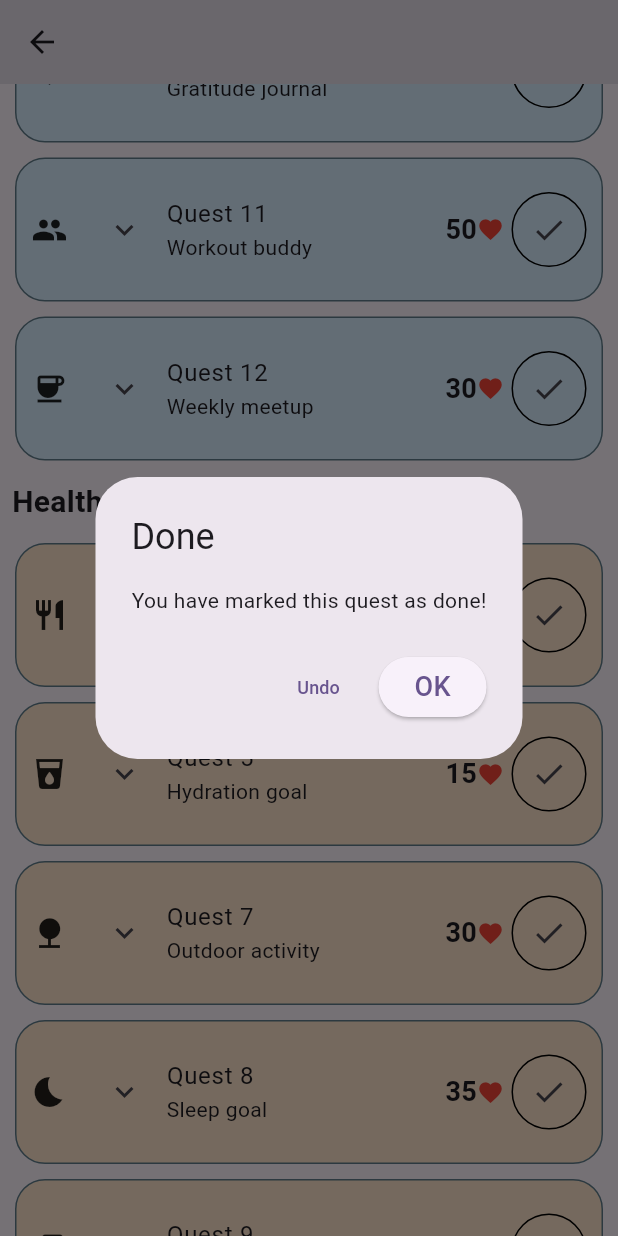
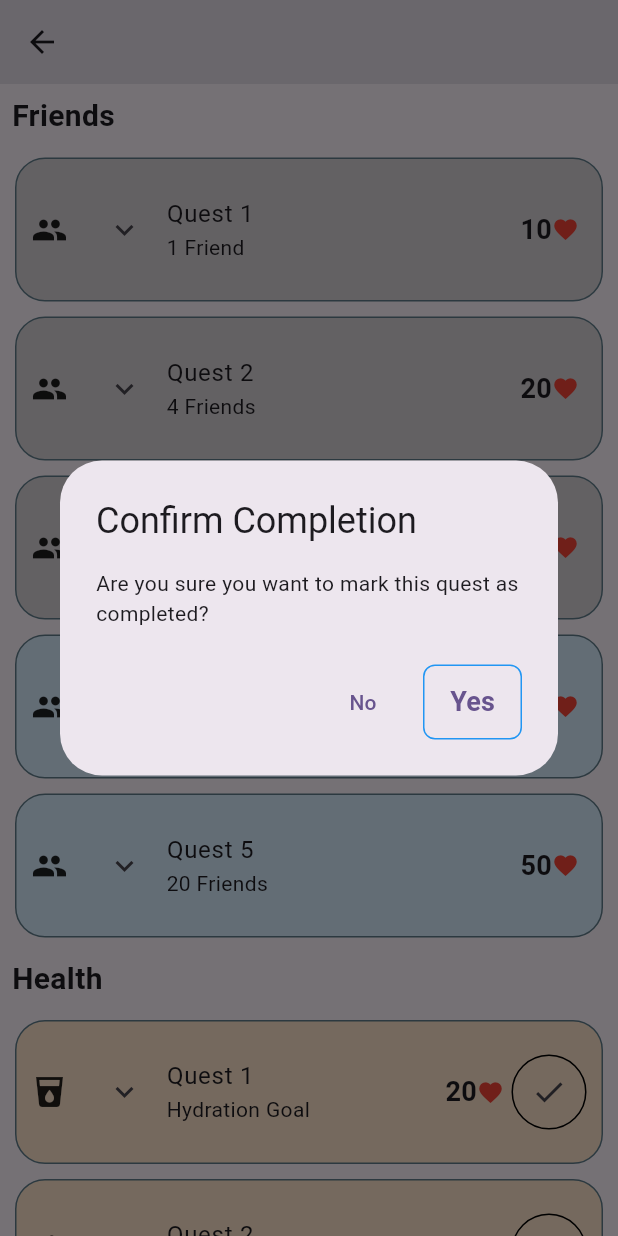
Before and after one commit to pedrotemtem/lifepulse, a Flutter app: the Quests screen opened directly, scrolled down 576 dp, after a tap on the "done" icon, on a phone screen of 412 x 824 dp. Run offline on Flutter 3.47's test engine with Material 3 defaults, Android fonts, the phone set to English and light mode, and no system bars.

Commit message:
Added automatic detection of completion

```diff
--- a/lib/states/quests.dart
+++ b/lib/states/quests.dart
@@ -6,8 +6,7 @@
   @override
   Widget build(BuildContext context) {
     return Scaffold(
-      appBar: AppBar(
-      ),
+      appBar: AppBar(),
       body: const ExpansionTileExample(),
     );
   }
@@ -22,19 +21,25 @@
 
 class _ExpansionTileExampleState extends State<ExpansionTileExample> {
   final List<Map<String, dynamic>> _quests = [
-    {'title': 'Quest 1', 'subtitle': '1-week streak', 'description': 'Complete the 30 minute timer 7 days in a row!', 'icon': Icons.timer, 'group': 'Streak', 'hearts': 30},
-    {'title': 'Quest 2', 'subtitle': '2-week streak', 'description': 'Complete 10 exercises in two weeks!', 'icon': Icons.fitness_center, 'group': 'Streak', 'hearts': 40},
-    {'title': 'Quest 3', 'subtitle': 'Daily meditation', 'description': 'Meditate for 10 minutes each day for a week.', 'icon': Icons.self_improvement, 'group': 'Friends', 'hearts': 20},
-    {'title': 'Quest 4', 'subtitle': 'Healthy diet', 'description': 'Eat at least 5 servings of vegetables daily for a week.', 'icon': Icons.restaurant, 'group': 'Health', 'hearts': 25},
-    {'title': 'Quest 5', 'subtitle': 'Hydration goal', 'description': 'Drink 8 glasses of water every day for a week.', 'icon': Icons.local_drink, 'group': 'Health', 'hearts': 15},
-    {'title': 'Quest 6', 'subtitle': 'Reading challenge', 'description': 'Read for at least 20 minutes each day for a week.', 'icon': Icons.book, 'group': 'Friends', 'hearts': 20},
-    {'title': 'Quest 7', 'subtitle': 'Outdoor activity', 'description': 'Spend 30 minutes outside every day for a week.', 'icon': Icons.nature, 'group': 'Health', 'hearts': 30},
-    {'title': 'Quest 8', 'subtitle': 'Sleep goal', 'description': 'Get at least 7 hours of sleep every night for a week.', 'icon': Icons.bedtime, 'group': 'Health', 'hearts': 35},
-    {'title': 'Quest 9', 'subtitle': 'Digital detox', 'description': 'Limit screen time to 2 hours daily for a week.', 'icon': Icons.phonelink_erase, 'group': 'Health', 'hearts': 25},
-    {'title': 'Quest 10', 'subtitle': 'Gratitude journal', 'description': 'Write down three things you are grateful for each day for a week.', 'icon': Icons.favorite, 'group': 'Friends', 'hearts': 20},
-    {'title': 'Quest 11', 'subtitle': 'Workout buddy', 'description': 'Exercise with a friend three times a week for a month.', 'icon': Icons.group, 'group': 'Friends', 'hearts': 50},
-    {'title': 'Quest 12', 'subtitle': 'Weekly meetup', 'description': 'Catch up with a friend over coffee once a week for a month.', 'icon': Icons.coffee, 'group': 'Friends', 'hearts': 30},
-    {'title': 'Quest 13', 'subtitle': 'Mindfulness practice', 'description': 'Practice mindfulness meditation for 15 minutes daily for two weeks.', 'icon': Icons.spa, 'group': 'Health', 'hearts': 40},
+    // Streak group - increasing streak goals
+    {'title': 'Quest 1', 'subtitle': '1-week streak', 'description': 'Complete the 30-minute timer 7 days in a row!', 'icon': Icons.timer, 'group': 'Streak', 'hearts': 30},
+    {'title': 'Quest 2', 'subtitle': '2-week streak', 'description': 'Complete 10 exercises in two weeks!', 'icon': Icons.timer, 'group': 'Streak', 'hearts': 40},
+    {'title': 'Quest 3', 'subtitle': '3-week streak', 'description': 'Complete 15 exercises in three weeks!', 'icon': Icons.timer, 'group': 'Streak', 'hearts': 50},
+    {'title': 'Quest 4', 'subtitle': '4-week streak', 'description': 'Complete 20 exercises in four weeks!', 'icon': Icons.timer, 'group': 'Streak', 'hearts': 60},
+    {'title': 'Quest 5', 'subtitle': '5-week streak', 'description': 'Complete 25 exercises in five weeks!', 'icon': Icons.timer, 'group': 'Streak', 'hearts': 70},
+
+    // Friends group - increasing friends goals
+    {'title': 'Quest 1', 'subtitle': '1 Friend', 'description': 'Add your first friend to the app!', 'icon': Icons.group, 'group': 'Friends', 'hearts': 10},
+    {'title': 'Quest 2', 'subtitle': '4 Friends', 'description': 'Add 4 friends to the app!', 'icon': Icons.group, 'group': 'Friends', 'hearts': 20},
+    {'title': 'Quest 3', 'subtitle': '10 Friends', 'description': 'Add 10 friends to the app!', 'icon': Icons.group, 'group': 'Friends', 'hearts': 30},
+    {'title': 'Quest 4', 'subtitle': '15 Friends', 'description': 'Add 15 friends to the app!', 'icon': Icons.group, 'group': 'Friends', 'hearts': 40},
+    {'title': 'Quest 5', 'subtitle': '20 Friends', 'description': 'Add 20 friends to the app!', 'icon': Icons.group, 'group': 'Friends', 'hearts': 50},
+
+    // Health group - New health-related quests
+    {'title': 'Quest 1', 'subtitle': 'Hydration Goal', 'description': 'Drink 8 glasses of water every day for a week!', 'icon': Icons.local_drink, 'group': 'Health', 'hearts': 20},
+    {'title': 'Quest 2', 'subtitle': 'Outdoor Exercise', 'description': 'Exercise outdoors for at least 30 minutes every day for a week.', 'icon': Icons.directions_run, 'group': 'Health', 'hearts': 25},
+    {'title': 'Quest 3', 'subtitle': 'Mindfulness Meditation', 'description': 'Practice mindfulness meditation for 15 minutes every day for a week.', 'icon': Icons.spa, 'group': 'Health', 'hearts': 30},
+    {'title': 'Quest 4', 'subtitle': 'Sleep Goal', 'description': 'Sleep at least 7 hours every night for a week.', 'icon': Icons.bedtime, 'group': 'Health', 'hearts': 35},
   ];
 
   final Map<String, Color> _groupColors = {
@@ -43,41 +48,99 @@
     'Health': Colors.orange,
   };
 
-  void _markAsDone(int index) {
+  int streakCountDays = 28; // Streak count in days
+  int friendsCount = 10; // Friend count
+
+  @override
+  void initState() {
+    super.initState();
+    _validateQuests();
+  }
+
+  void _validateQuests() {
+    for (var quest in _quests) {
+      assert(quest['title'] != null && quest['subtitle'] != null, 'Quest is missing title or subtitle');
+      assert(quest['group'] != null, 'Quest is missing group');
+      assert(quest['hearts'] is int, 'Quest hearts should be an integer');
+      quest['completed'] ??= false; // Ensure the completed key exists
+    }
+  }
+
+  bool _isQuestAutomaticallyCompleted(Map<String, dynamic> quest) {
+    try {
+      if (quest['group'] == 'Streak') {
+        int streakWeeks = int.parse(quest['subtitle']!.split('-')[0]);
+        return streakCountDays >= (streakWeeks * 7);
+      } else if (quest['group'] == 'Friends') {
+        int friendsRequired = int.parse(quest['subtitle']!.split(' ')[0]);
+        return friendsCount >= friendsRequired;
+      }
+    } catch (e) {
+      debugPrint('Error in _isQuestAutomaticallyCompleted: $e');
+    }
+    return false;
+  }
+
+  void _markAsDone(Map<String, dynamic> quest) {
     setState(() {
-      _quests.removeAt(index);
+      quest['completed'] = true;
     });
   }
 
-  void _showConfirmationDialog(BuildContext context, int index) {
+  void _undoMarkAsDone(Map<String, dynamic> quest) {
+    setState(() {
+      quest['completed'] = false;
+    });
+  }
+
+  void _handleDoneButton(BuildContext context, Map<String, dynamic> quest) {
+    if (_isQuestAutomaticallyCompleted(quest)) {
+      // Show a dialog informing the user
       showDialog(
         context: context,
         builder: (context) => AlertDialog(
-        title: const Text("Done"),
-        content: const Text("You have marked this quest as done!"),
+          title: const Text("Quest Automatically Tracked"),
+          content: const Text("This quest is automatically tracked and cannot be marked manually."),
           actions: [
             TextButton(
+              onPressed: () => Navigator.of(context).pop(),
+              child: const Text("OK"),
+            ),
+          ],
+        ),
+      );
+    } else {
+      // Show confirmation dialog before marking as completed
+      showDialog(
+        context: context,
+        builder: (context) => AlertDialog(
+          title: const Text("Confirm Completion"),
+          content: const Text("Are you sure you want to mark this quest as completed?"),
+          actions: [
+            TextButton(
+              onPressed: () => Navigator.of(context).pop(),
+              child: const Text("No"),
+            ),
+            Container(
+              decoration: BoxDecoration(
+                border: Border.all(color: Colors.blue),
+                borderRadius: BorderRadius.circular(8),
+              ),
+              child: TextButton(
                 onPressed: () {
                   Navigator.of(context).pop();
+                  _markAsDone(quest);
                 },
                 child: const Text(
-              "Undo",
-              style: TextStyle(fontSize: 12),
+                  "Yes",
+                  style: TextStyle(fontWeight: FontWeight.bold, fontSize: 18),
                 ),
-          ),
-          ElevatedButton(
-            onPressed: () {
-              _markAsDone(index);
-              Navigator.of(context).pop();
-            },
-            child: const Text(
-              "OK",
-              style: TextStyle(fontSize: 18),
               ),
             ),
           ],
         ),
       );
+    }
   }
 
   @override
@@ -104,22 +167,26 @@
             ),
             Column(
               children: groupedQuests[group]!.map((quest) {
-                final index = _quests.indexOf(quest);
-                return _buildQuestTile(quest, index, _groupColors[group]!);
+                return _buildQuestTile(quest, _groupColors[group]!);
               }).toList(),
-            )
+            ),
           ],
         );
       }).toList(),
     );
   }
 
-  Widget _buildQuestTile(Map<String, dynamic> quest, int index, Color color) {
+  Widget _buildQuestTile(Map<String, dynamic> quest, Color color) {
+    bool isAutomaticallyCompleted = _isQuestAutomaticallyCompleted(quest);
+    bool isManuallyCompleted = quest['completed'] ?? false;
+
     return Container(
       margin: const EdgeInsets.symmetric(vertical: 5, horizontal: 10),
       padding: const EdgeInsets.symmetric(vertical: 10, horizontal: 10),
       decoration: BoxDecoration(
-        color: color.withOpacity(0.2),
+        color: (isAutomaticallyCompleted || isManuallyCompleted)
+            ? Colors.grey.withOpacity(0.4)
+            : color.withOpacity(0.2),
         border: Border.all(color: Colors.blueGrey),
         borderRadius: const BorderRadius.all(Radius.circular(20)),
       ),
@@ -135,9 +202,7 @@
               title: Text(quest['title']!),
               subtitle: Text(quest['subtitle']!),
               controlAffinity: ListTileControlAffinity.leading,
-              children: <Widget>[
-                ListTile(title: Text(quest['description']!)),
-              ],
+              children: <Widget>[ListTile(title: Text(quest['description']!))],
             ),
           ),
           Padding(
@@ -156,6 +221,7 @@
               ],
             ),
           ),
+          if (quest['group'] == 'Health' && !isAutomaticallyCompleted && !isManuallyCompleted)
             Container(
               decoration: BoxDecoration(
                 shape: BoxShape.circle,
@@ -167,9 +233,7 @@
                   Icons.done,
                   size: 24,
                 ),
-              onPressed: () {
-                _showConfirmationDialog(context, index);
-              },
+                onPressed: () => _handleDoneButton(context, quest),
               ),
             ),
         ],
```
Lines whose indentation alone changed are shown as unchanged.
